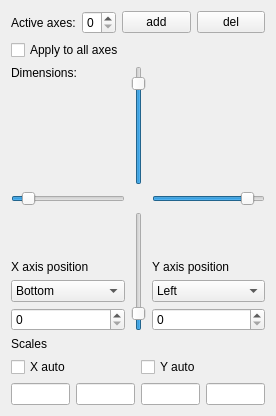
Before: the Qt Designer form freecad/plot/Resources/Interface/Axes.ui in FreeCAD/freecad.plot, drawn with Qt 5.
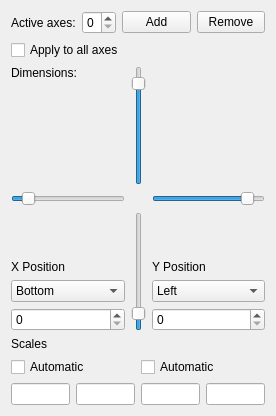
After: the same form once the commit is applied.

Commit message: Various form fixes

The edit to the form file:
```diff
--- a/freecad/plot/Resources/Interface/Axes.ui
+++ b/freecad/plot/Resources/Interface/Axes.ui
@@ -62,7 +62,7 @@
           </sizepolicy>
          </property>
          <property name="text">
-          <string>add</string>
+          <string>Add</string>
          </property>
         </widget>
        </item>
@@ -81,7 +81,7 @@
           </size>
          </property>
          <property name="text">
-          <string>del</string>
+          <string>Remove</string>
          </property>
         </widget>
        </item>
@@ -194,7 +194,7 @@
          <item>
           <widget class="QLabel" name="yPosLabel">
            <property name="text">
-            <string>Y axis position</string>
+            <string>Y Position</string>
            </property>
            <property name="alignment">
             <set>Qt::AlignBottom|Qt::AlignLeading|Qt::AlignLeft</set>
@@ -232,7 +232,7 @@
          <item>
           <widget class="QLabel" name="xPosLabel">
            <property name="text">
-            <string>X axis position</string>
+            <string>X Position</string>
            </property>
            <property name="alignment">
             <set>Qt::AlignBottom|Qt::AlignLeading|Qt::AlignLeft</set>
@@ -279,14 +279,14 @@
        <item row="1" column="0" colspan="2">
         <widget class="QCheckBox" name="xAuto">
          <property name="text">
-          <string>X auto</string>
+          <string>Automatic</string>
          </property>
         </widget>
        </item>
        <item row="1" column="2" colspan="2">
         <widget class="QCheckBox" name="yAuto">
          <property name="text">
-          <string>Y auto</string>
+          <string>Automatic</string>
          </property>
         </widget>
        </item>
```
The commit also changes 3 other files.
